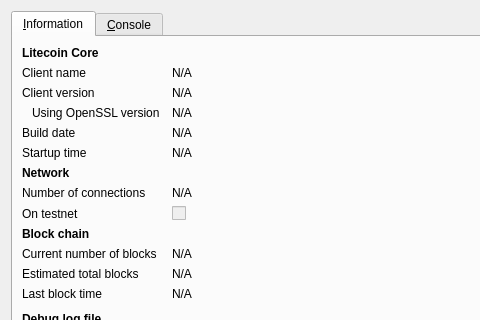
The window that src/qt/forms/rpcconsole.ui (Testy14/blcoin) describes before a commit, drawn with Qt 5; both pictures show x 0 to 480 and y 0 to 320 of the 740 by 450 pixel window.
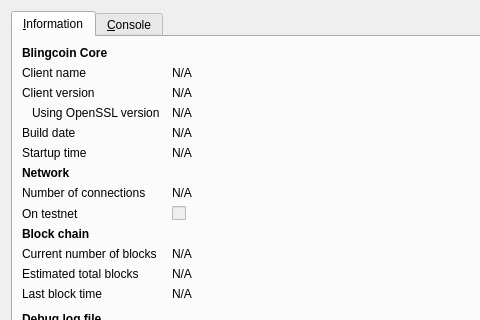
The same window after the commit. Icons and pictures are not drawn.

What changed in the file:
```diff
--- a/src/qt/forms/rpcconsole.ui
+++ b/src/qt/forms/rpcconsole.ui
@@ -36,7 +36,7 @@
           </font>
          </property>
          <property name="text">
-          <string>Litecoin Core</string>
+          <string>Blingcoin Core</string>
          </property>
         </widget>
        </item>
```
Left out of the diff: 6 changed lines with no effect on the pictures.
